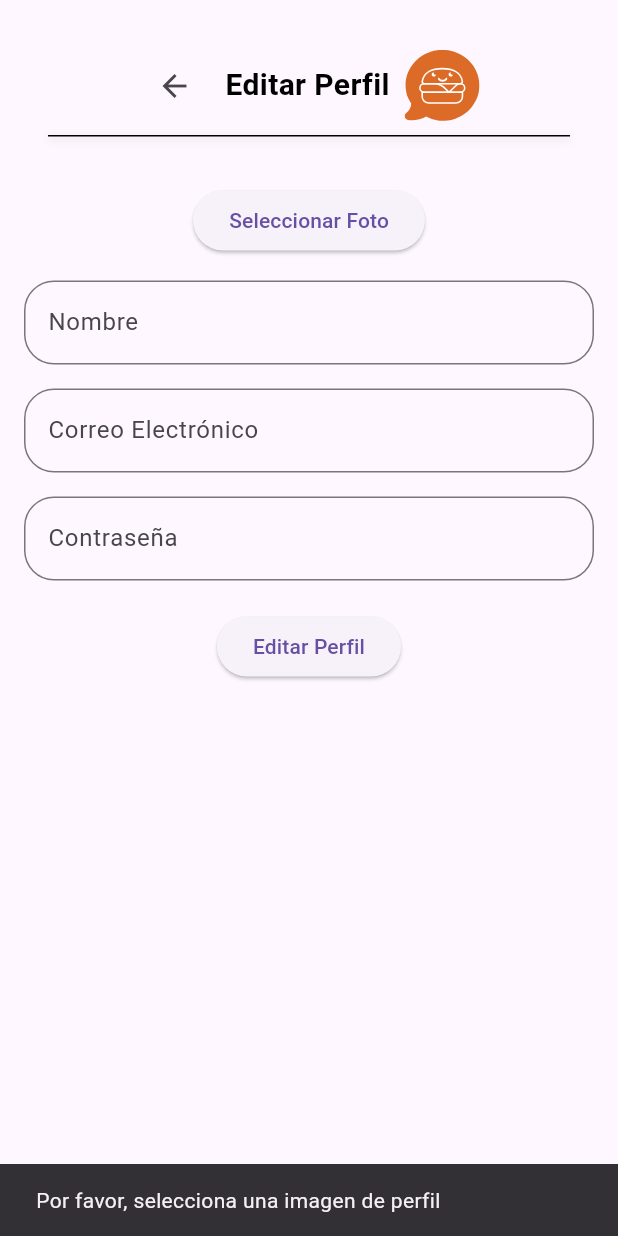
After one commit to basgomcesar/proyectoFoodNow, a Flutter app: the EditProfileContent screen opened directly, after a tap on "Editar Perfil", on a phone screen of 412 x 824 dp. The commit adds this screen. Run offline on Flutter 3.47's test engine with Material 3 defaults, Android fonts, the phone set to English and light mode, and no system bars; our stand-ins replace bloc, dartz, dio, equatable, flutter_bloc, flutter_svg and 3 more; accounts and stored records are empty.

Commit message:
Navegacion lista

```diff
--- a/lib/core/utils/routes.dart
+++ b/lib/core/utils/routes.dart
@@ -3,17 +3,20 @@ import 'package:flutter/material.dart';
 import 'package:loging_app/features/user/presentation/screens/HomeScreen.dart';
 import 'package:loging_app/features/user/presentation/screens/LoginScreen.dart';
 import 'package:loging_app/features/user/presentation/screens/CreateProfile.dart';
+import 'package:loging_app/features/user/presentation/screens/EditProfile.dart';
 
 class AppRoutes {
   static const String login = '/login';
   static const String createProfile = '/createProfile';
   static const String home = '/home';
+  static const String editProfile = '/editProfile';
 
   static Map<String, WidgetBuilder> getRoutes() {
     return {
       login: (context) => const LoginScreen(),
       createProfile: (context) => const CreateProfile(),
       home: (context) => const HomeScreen(email: '',),
+      editProfile: (context) => const EditProfile(),
     };
   }
 }
--- a/lib/features/user/domain/repositories/user_repository.dart
+++ b/lib/features/user/domain/repositories/user_repository.dart
@@ -5,7 +5,7 @@ import 'package:loging_app/core/error/failure.dart';
 
 abstract class UserRepository {
   Future<Either<Failure, User>> getUser(String userId);
-  Future<Either<Failure, bool>> updateUser(User user);
+  Future<Either<Failure, User>> updateUser(String name, String email, String password, String profileImage);
   Future<Either<Failure, bool>> deleteUser(String userId);
   Future<Either<Failure, User>> createUser(String name, String email, String password, String userType, String profileImage, bool disponibility);
   Future<Either<Failure, User>> authenticateUser(String email, String password);
--- /dev/null
+++ b/lib/features/user/domain/use_cases/edit_profile_use_case.dart
@@ -0,0 +1,16 @@
+
+import 'package:dartz/dartz.dart';
+import 'package:loging_app/core/error/failure.dart';
+import 'package:loging_app/features/user/domain/entities/user.dart';
+import 'package:loging_app/features/user/domain/repositories/user_repository.dart';
+
+class EditProfileUseCase {
+  final UserRepository repository;
+
+  EditProfileUseCase({required this.repository});
+
+  Future<Either<Failure, User>> call(String name, String email, String password, String profileImage) async {
+    return await repository.updateUser(name, email, password, profileImage);
+  }
+
+}
--- /dev/null
+++ b/lib/features/user/presentation/bloc/edit_profile/edit_profile_bloc.dart
@@ -0,0 +1,45 @@
+// create_profile_bloc.dart
+import 'package:bloc/bloc.dart';
+import 'edit_profile_event.dart';
+import 'edit_profile_state.dart';
+import 'package:loging_app/features/user/domain/use_cases/edit_profile_use_case.dart';
+
+
+class EditProfileBloc extends Bloc<EditProfileEvent, EditProfileState> {
+  final EditProfileUseCase editProfileUseCase;
+
+  EditProfileBloc({required this.editProfileUseCase}) : super(EditProfileStateInitial()) {
+    on<EditProfileEvent>((event, emit) async {
+      if (event is EditProfileButtonPressed) {
+        try{
+          emit(EditProfileStateLoading());
+
+
+        final failureOrUser = await editProfileUseCase(
+          event.name,
+          event.email,
+          event.password,
+          event.profileImage,
+        );
+
+        failureOrUser.fold(
+          (failure) {
+            emit(EditProfileStateFailure(error: failure.message));
+          },
+          (user) => emit(EditProfileStateSucess()),
+        );
+        // Verifica que el evento ha llegado al Bloc
+        print('Datos dentro del bloc:');
+        print('Nombre: ${event.name}');
+        print('Correo: ${event.email}');
+        print('Contraseña: ${event.password}');
+        } catch (e) {
+          emit(EditProfileStateFailure(error: e.toString()));
+        }
+
+
+      }
+    });
+  }
+
+}
--- /dev/null
+++ b/lib/features/user/presentation/bloc/edit_profile/edit_profile_event.dart
@@ -0,0 +1,22 @@
+
+import 'package:equatable/equatable.dart';
+
+abstract class EditProfileEvent extends Equatable {
+  @override
+  List<Object> get props => [];
+}
+
+class EditProfileButtonPressed extends EditProfileEvent {
+  final String name;
+  final String email;
+  final String password;
+  final String profileImage;
+
+  EditProfileButtonPressed({
+    required this.name,
+    required this.email,
+    required this.password,
+    required this.profileImage
+  });
+
+}
--- /dev/null
+++ b/lib/features/user/presentation/bloc/edit_profile/edit_profile_state.dart
@@ -0,0 +1,27 @@
+// login_state.dart
+import 'package:equatable/equatable.dart';
+
+abstract class EditProfileState extends Equatable {
+  @override
+  List<Object> get props => [];
+}
+
+class EditProfileStateInitial extends EditProfileState {
+
+}
+
+class EditProfileStateLoading extends EditProfileState {
+}
+
+class EditProfileStateSucess extends EditProfileState {
+
+}
+
+class EditProfileStateFailure extends EditProfileState {
+  final String error;
+
+  EditProfileStateFailure({required this.error});
+
+  @override
+  List<Object> get props => [error];
+}
--- /dev/null
+++ b/lib/features/user/presentation/screens/EditProfile.dart
@@ -0,0 +1,208 @@
+import 'dart:convert';
+
+import 'package:flutter/material.dart';
+import 'package:flutter_bloc/flutter_bloc.dart';
+import 'package:loging_app/features/user/domain/use_cases/edit_profile_use_case.dart';
+import 'package:loging_app/features/user/presentation/bloc/Edit_profile/edit_profile_bloc.dart';
+import 'package:loging_app/features/user/presentation/bloc/Edit_profile/edit_profile_event.dart';
+import 'package:loging_app/features/user/presentation/bloc/Edit_profile/edit_profile_state.dart';
+import 'package:loging_app/features/user/presentation/widgets/custom_text_field.dart';
+import 'package:loging_app/features/user/presentation/widgets/header_logo.dart';
+import 'package:loging_app/features/user/presentation/widgets/image_picker_button.dart';
+import 'package:image_picker/image_picker.dart';  // Importa el paquete image_picker
+import 'dart:typed_data';
+
+import 'package:loging_app/injection_container.dart'; // Para trabajar con Uint8List
+
+class EditProfile extends StatelessWidget  {
+  const EditProfile({super.key});
+
+
+//escucha pantalla
+  @override
+  Widget build(BuildContext context) {
+    return BlocProvider(
+      create: (_) => EditProfileBloc(editProfileUseCase: serviceLocator<EditProfileUseCase>()),
+      child: const EditProfileContent(),
+    );
+  }
+}
+
+//Widget que contiene el contenido de la pantalla
+class EditProfileContent extends StatefulWidget {
+  const EditProfileContent({super.key});
+  @override
+  _EditProfileContentState createState() => _EditProfileContentState();
+}
+
+
+class _EditProfileContentState extends State<EditProfileContent> {
+  // Inicialización de las variables
+  final TextEditingController _nameController = TextEditingController();
+  final TextEditingController _emailController = TextEditingController();
+  final TextEditingController _passwordController = TextEditingController();
+
+  final _formKey = GlobalKey<FormState>();
+  final FocusNode _nameFocusNode = FocusNode();
+  final FocusNode _emailFocusNode = FocusNode();
+  final FocusNode _passwordFocusNode = FocusNode();
+
+//Libera recursos cuando ya no son utilizados
+@override
+void dispose() {
+  _nameFocusNode.dispose();
+  _emailFocusNode.dispose();
+  _passwordFocusNode.dispose();
+  super.dispose();
+}
+
+  Uint8List? _profileImageBytes;  // Para almacenar los bytes de la imagen
+
+  // Método para seleccionar imagen desde el sistema de archivos
+  Future<void> _pickImage() async {
+    final ImagePicker picker = ImagePicker();
+    final XFile? image = await picker.pickImage(source: ImageSource.gallery);
+
+    if (image != null) {
+      final bytes = await image.readAsBytes();  // Lee los bytes de la imagen
+      setState(() {
+        _profileImageBytes = bytes;  // Asigna los bytes a la variable
+      });
+    }
+  }
+
+// Se configura la interfaz
+  @override
+Widget build(BuildContext context) {
+  // BlocListener escucha el estado del BLoC y muestra un mensaje de error o éxito
+  return BlocListener<EditProfileBloc, EditProfileState>(
+    listener: (context, state) {
+      if (state is EditProfileStateSucess) {
+        //Muestra mensaje de éxito
+        ScaffoldMessenger.of(context).showSnackBar(
+          const SnackBar(content: Text('Perfil actualizado correctamente')),
+        );
+      } else if (state is EditProfileStateFailure) {
+        ScaffoldMessenger.of(context).showSnackBar(
+          SnackBar(content: Text(state.error)),
+        );
+      }
+    },
+    child: Scaffold(
+      body: Padding(
+        padding: const EdgeInsets.all(16.0),
+        child: SingleChildScrollView(
+          child: Form(
+            key: _formKey,
+            child: Column(
+              children: [
+                LogoHeader(
+                  titulo: 'Editar Perfil',
+                  onNavigateBack: () {
+                    Navigator.pop(context);
+                  },
+                ),
+                if (_profileImageBytes != null)
+                  Image.memory(
+                    _profileImageBytes!,
+                    width: 100,
+                    height: 100,
+                    fit: BoxFit.cover,
+                  ),
+                const SizedBox(height: 16),
+                ImagePickerButton(
+                  onPressed: _pickImage,
+                ),
+                const SizedBox(height: 16),
+                CustomTextField(
+                  controller: _nameController,
+                  labelText: 'Nombre',
+                  validator: (value) {
+                    if (value == null || value.isEmpty) {
+                      return 'Por favor, ingresa tu nombre';
+                    }
+                    return null;
+                  },
+                ),
+                const SizedBox(height: 16),
+                CustomTextField(
+                  controller: _emailController,
+                  labelText: 'Correo Electrónico',
+                  keyboardType: TextInputType.emailAddress,
+                  validator: (value) {
+                    if (value == null || value.isEmpty) {
+                      return 'Por favor, ingresa tu correo electrónico';
+                    }
+                    final emailRegex = RegExp(r'^[^@]+@[^@]+\.[^@]+');
+                    if (!emailRegex.hasMatch(value.trim())) {
+                      return 'Por favor, ingresa un correo electrónico válido';
+                    }
+                    return null;
+                  },
+                ),
+                const SizedBox(height: 16),
+                CustomTextField(
+                  controller: _passwordController,
+                  labelText: 'Contraseña',
+                  validator: (value) {
+                    if (value == null || value.isEmpty) {
+                      return 'Por favor, ingresa tu contraseña';
+                    }
+                    if (value.length < 6) {
+                      return 'La contraseña debe tener al menos 6 caracteres';
+                    }
+                    return null;
+                  },
+                ),
+
+                const SizedBox(height: 20),
+                _buildSubmitButton(),
+              ],
+            ),
+          ),
+        ),
+      ),
+    ),
+  );
+}
+
+// botón que valida el formulario y dispara el evento CreateProfileButtonPressed
+  Widget _buildSubmitButton() {
+  return ElevatedButton(
+    onPressed: () {
+      if (_profileImageBytes == null) {
+        ScaffoldMessenger.of(context).showSnackBar(
+          const SnackBar(content: Text('Por favor, selecciona una imagen de perfil')),
+        );
+        return;
+      }
+
+      if (_formKey.currentState?.validate() == true) {
+        // Convertir los bytes de la imagen a base64
+        String base64Image = base64Encode(_profileImageBytes!);
+
+        // Envía los datos al Bloc al hacer clic en "Crear Perfil"
+        context.read<EditProfileBloc>().add(
+
+          EditProfileButtonPressed(
+            name: _nameController.text,
+            email: _emailController.text,
+            password: _passwordController.text,
+            profileImage: base64Image,  // Aquí enviamos la imagen en base64
+          ),
+        );
+
+        // Limpia los campos después de enviar
+        _nameController.clear();
+        _emailController.clear();
+        _passwordController.clear();
+        setState(() {
+          _profileImageBytes = null;
+        });
+      }
+    },
+    child: const Text('Editar Perfil'),
+  );
+}
+
+}
--- a/lib/features/user/presentation/widgets/list_view.dart
+++ b/lib/features/user/presentation/widgets/list_view.dart
@@ -24,10 +24,10 @@ class DrawerListView extends StatelessWidget {
         // Opción de Perfil
         ListTile(
           leading: const Icon(Icons.person),
-          title: const Text('Perfil'),
+          title: const Text('Editar perfil'),
           onTap: () {
             Navigator.pop(context); // Cerrar el Drawer
-            Navigator.pushNamed(context, '/perfil', arguments: email);
+            Navigator.pushNamed(context, '/editProfile');
           },
         ),
         // Otras opciones del Drawer
--- a/lib/injection_container.dart
+++ b/lib/injection_container.dart
@@ -3,6 +3,7 @@ import 'package:loging_app/features/user/data/datasources/user_remote_data_sourc
 import 'package:loging_app/features/user/data/repositories/user_repository_impl.dart';
 import 'package:loging_app/features/user/domain/repositories/user_repository.dart';
 import 'package:loging_app/features/user/domain/use_cases/create_profile_use_case.dart';
+import 'package:loging_app/features/user/domain/use_cases/edit_profile_use_case.dart';
 import 'package:loging_app/features/user/domain/use_cases/login_user_use_case.dart';
 
 final serviceLocator = GetIt.instance;
@@ -28,4 +29,8 @@ void initInjections(){
   serviceLocator.registerLazySingleton<CreateProfileUseCase>(  // Registra el CreateProfileUseCase
     () => CreateProfileUseCase(repository: serviceLocator())
   );
+
+  serviceLocator.registerLazySingleton<EditProfileUseCase>(  // Registra el CreateProfileUseCase
+    () => EditProfileUseCase(repository: serviceLocator())
+  );
 }
--- a/lib/main.dart
+++ b/lib/main.dart
@@ -2,6 +2,7 @@ import 'package:flutter/material.dart';
 import 'package:loging_app/core/utils/routes.dart';
 import 'package:loging_app/features/user/presentation/bloc/create_profile/create_profile_bloc.dart';
 import 'package:loging_app/injection_container.dart' as di;
+import 'package:loging_app/features/user/presentation/bloc/edit_profile/edit_profile_bloc.dart';
 import 'package:provider/provider.dart';
 
 import 'features/user/presentation/bloc/login_user/login_user_bloc.dart';
@@ -16,6 +17,8 @@ void main() async{
       providers: [
         Provider<CreateProfileBloc>(create: (_) => CreateProfileBloc(createProfileUseCase: di.serviceLocator())),
         Provider<LoginBloc>(create: (_) => LoginBloc(loginUserUseCase: di.serviceLocator())),
+        Provider<EditProfileBloc>(create: (_) => EditProfileBloc(editProfileUseCase: di.serviceLocator())),
+
 
       ],
       child:  const MyApp(),
```
Also changed, not shown: lib/core/utils/session.dart (+7 -2 lines), lib/features/user/data/datasources/user_remote_data_source.dart (+37 -17 lines), lib/features/user/data/repositories/user_repository_impl.dart (+15 -5 lines).
